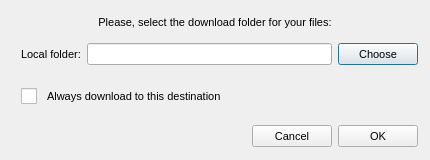
This is Source/MEGASync/gui/macx/DownloadFromMegaDialog.ui in meganz/MEGAsync as Qt 5 draws it before an edit. The edited form follows.
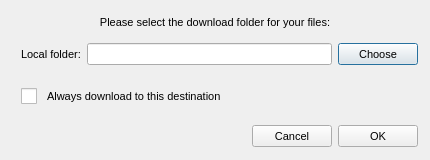
This is the edited form.

The edit to the form file:
```diff
--- a/Source/MEGASync/gui/macx/DownloadFromMegaDialog.ui
+++ b/Source/MEGASync/gui/macx/DownloadFromMegaDialog.ui
@@ -89,7 +89,7 @@
       </size>
      </property>
      <property name="text">
-      <string>Please, select the download folder for your files:</string>
+      <string>Please select the download folder for your files:</string>
      </property>
      <property name="alignment">
       <set>Qt::AlignBottom|Qt::AlignHCenter</set>
```
